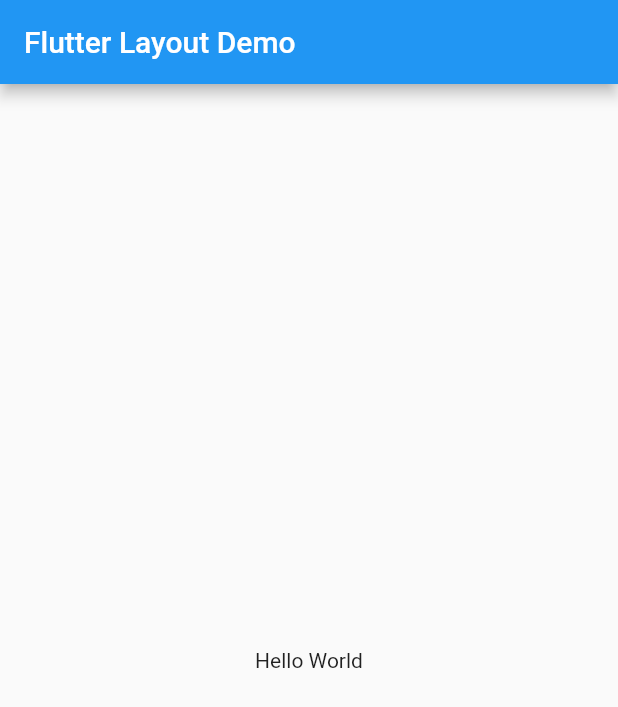
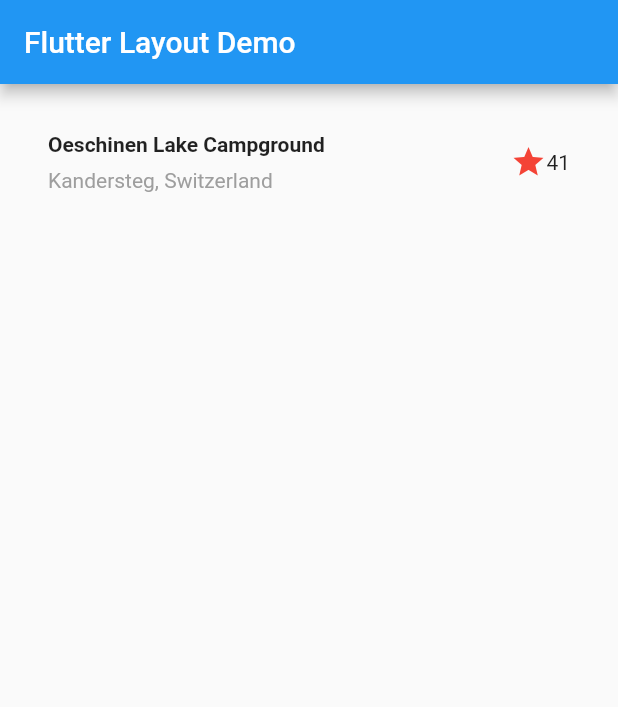
Before and after one commit to KimVNguyen/flutter_layouts, a Flutter app: the screen it shows after launch, on a phone screen of 412 x 824 dp. Shown: the top 707 px of the screen. Run offline on Flutter 3.47's test engine with Material 2 defaults, Android fonts, the phone set to English and light mode, and no system bars.

Commit message:
implemented title row

```diff
--- a/lib/main.dart
+++ b/lib/main.dart
@@ -5,14 +5,53 @@ void main() => runApp(MyApp());
 class MyApp extends StatelessWidget {
   @override
   Widget build(BuildContext context) {
+    Widget titleSection = Container(
+      padding: const EdgeInsets.all(32),
+      child: Row(
+        children: [
+          Expanded(
+            /*1*/
+            child: Column(
+              crossAxisAlignment: CrossAxisAlignment.start,
+              children: [
+                /*2*/
+                Container(
+                  padding: const EdgeInsets.only(bottom: 8),
+                  child: Text(
+                    'Oeschinen Lake Campground',
+                    style: TextStyle(
+                      fontWeight: FontWeight.bold,
+                    ),
+                  ),
+                ),
+                Text(
+                  'Kandersteg, Switzerland',
+                  style: TextStyle(
+                    color: Colors.grey[500],
+                  ),
+                ),
+              ],
+            ),
+          ),
+          /*3*/
+          Icon(
+            Icons.star,
+            color: Colors.red[500],
+          ),
+          Text('41'),
+        ],
+      ),
+    );
     return MaterialApp(
       title: 'Flutter Layout Demo',
       home: Scaffold(
         appBar: AppBar(
           title: Text('Flutter Layout Demo'),
         ),
-        body: Center(
-          child: Text('Hello World'),
+        body: Column(
+          children: [
+            titleSection,
+          ],
         ),
       ),
     );
```
